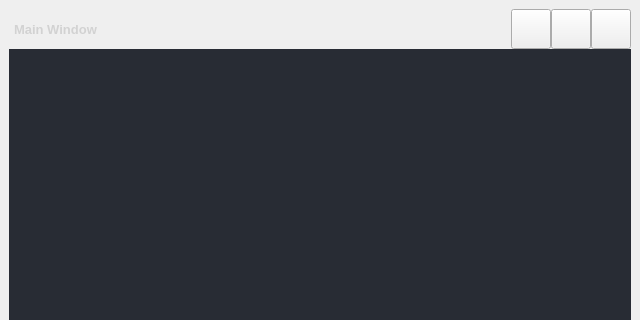
The window that src/ui/pyside_ui/forms/main_window.ui (DariuszMak/fullstack-python-app) describes before a commit, drawn with Qt 5; both pictures show x 0 to 640 and y 0 to 320 of the 640 by 480 pixel window.
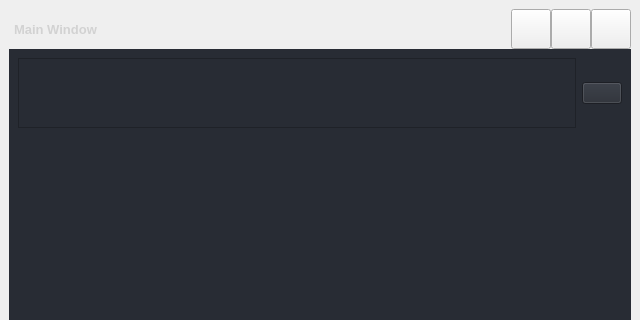
The same window after the commit. Icons and pictures are not drawn.

Commit message: add weather section

The edit to the form file:
```diff
--- a/src/ui/pyside_ui/forms/main_window.ui
+++ b/src/ui/pyside_ui/forms/main_window.ui
@@ -403,6 +403,20 @@
              <enum>QFrame::Shadow::Raised</enum>
             </property>
             <layout class="QVBoxLayout" name="verticalLayout_4">
+             <item>
+              <layout class="QHBoxLayout" name="frame_weather_score">
+               <item>
+                <widget class="QTextBrowser" name="weatherScoreTextBrowser"/>
+               </item>
+               <item>
+                <widget class="QPushButton" name="checkWeatherScoreButton">
+                 <property name="text">
+                  <string/>
+                 </property>
+                </widget>
+               </item>
+              </layout>
+             </item>
              <item>
               <widget class="QFrame" name="frame_clock_widget">
                <property name="sizePolicy">
```
